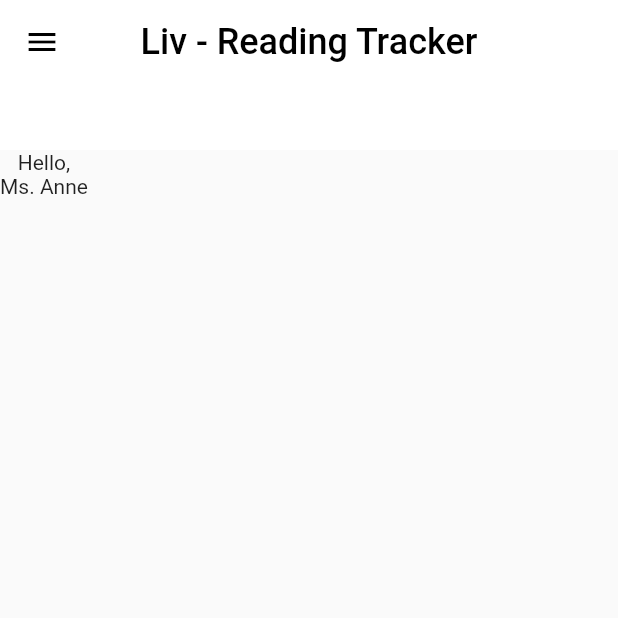
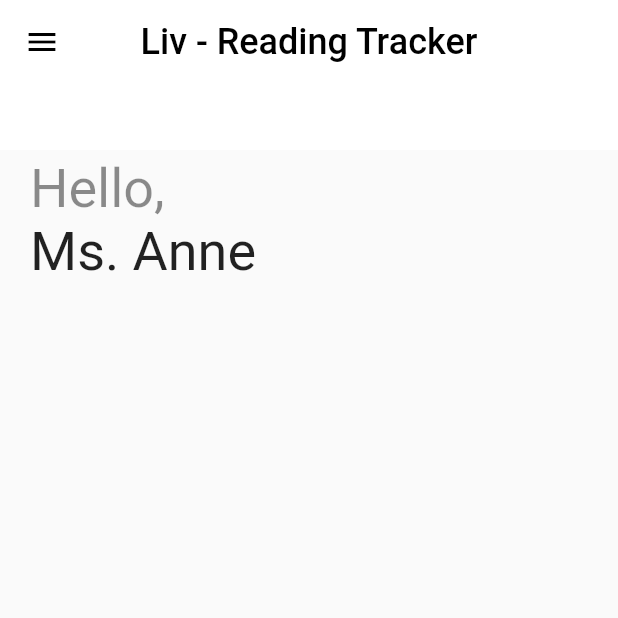
Before and after one commit to gapolli/Liv, a Flutter app: the screen it shows after launch, on a phone screen of 412 x 824 dp, the top half of it. Run offline on Flutter 3.47's test engine with Material 2 defaults, Android fonts, the phone set to English and light mode, and no system bars.

Commit message:
Added a GreetingUserWidget widget

```diff
--- a/lib/ReadingTracker.dart
+++ b/lib/ReadingTracker.dart
@@ -1,5 +1,6 @@
 import 'package:flutter/material.dart';
 import './widgets/CustomAppBar.dart';
+import './widgets/GreetingUserWidget.dart';
 
 class ReadingTracker extends StatelessWidget {
   static const String _title = 'Liv - Reading Tracker';
@@ -12,9 +13,7 @@ class ReadingTracker extends StatelessWidget {
       home: Scaffold(
         appBar: CustomAppBar(title: _title),
         body: SafeArea(
-          child: Column(
-            children: [const Text("Hello,"), const Text("Ms. Anne")],
-          ),
+          child: GreetingUserWidget(),
         ),
       ),
     );
--- /dev/null
+++ b/lib/widgets/GreetingUserWidget.dart
@@ -0,0 +1,32 @@
+import 'package:flutter/material.dart';
+
+class GreetingUserWidget extends StatelessWidget {
+  const GreetingUserWidget({
+    Key key,
+  }) : super(key: key);
+
+  @override
+  Widget build(BuildContext context) {
+    return Container(
+      padding: EdgeInsets.symmetric(horizontal: 20, vertical: 5),
+      child: Column(
+        crossAxisAlignment: CrossAxisAlignment.start,
+        children: [
+          const Text(
+            "Hello,",
+            style: TextStyle(
+              fontSize: 36,
+              color: Colors.black45,
+            ),
+          ),
+          const Text(
+            "Ms. Anne",
+            style: TextStyle(
+              fontSize: 36,
+            ),
+          )
+        ],
+      ),
+    );
+  }
+}
```
